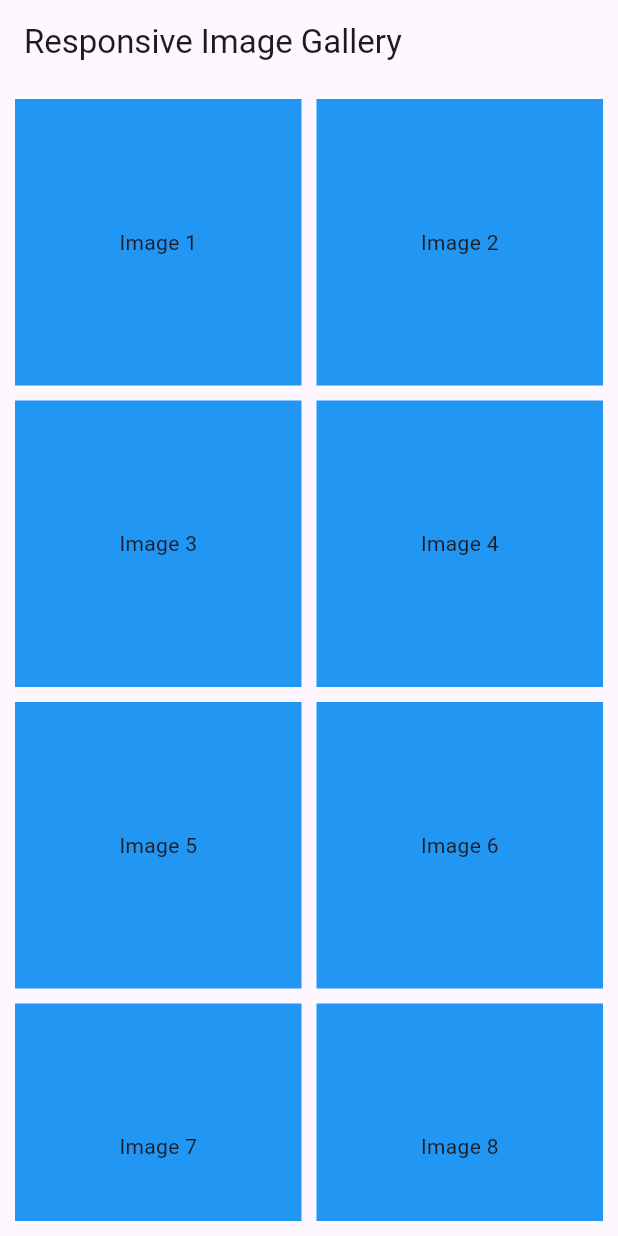
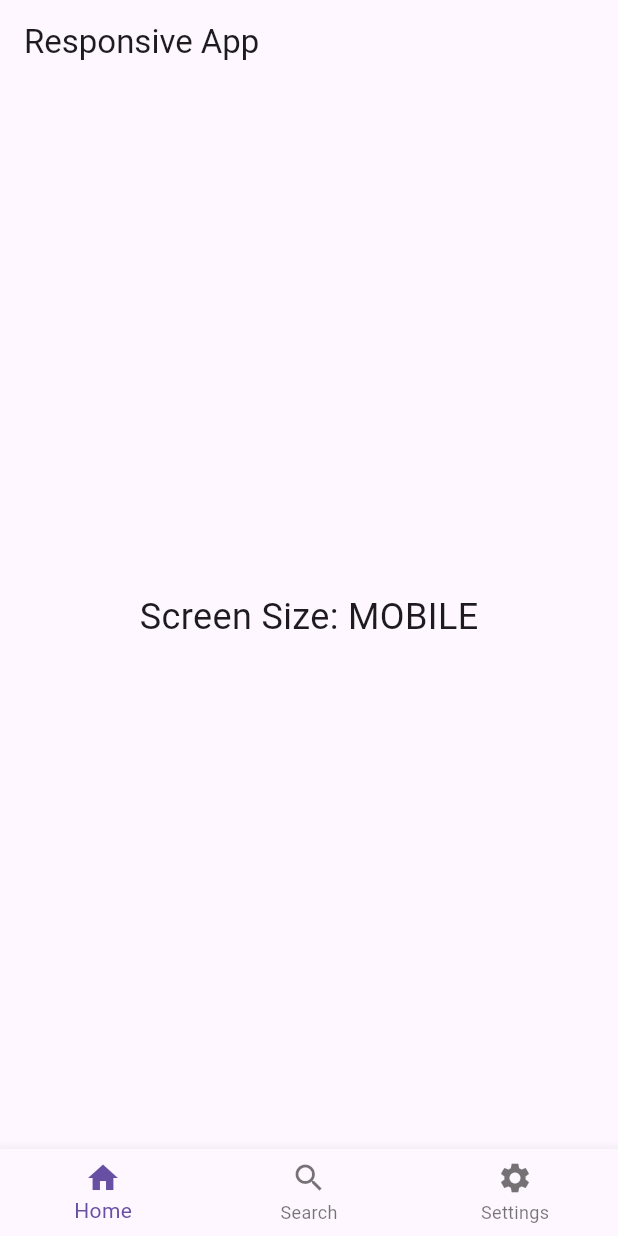
Before and after one commit to Rachit311299/responsive-framework, a Flutter app: the screen it shows after launch, on a phone screen of 412 x 824 dp. Run offline on Flutter 3.47's test engine with Material 3 defaults, Android fonts, the light colour scheme and no system bars; our stand-ins replace responsive_framework.

Commit message:
Revert "Feature/layouts"

```diff
--- /dev/null
+++ b/lib/home_page.dart
@@ -0,0 +1,108 @@
+import 'package:flutter/material.dart';
+import 'package:responsive_framework/responsive_framework.dart';
+
+class HomePage extends StatefulWidget {
+  @override
+  _HomePageState createState() => _HomePageState();
+}
+
+class _HomePageState extends State<HomePage> {
+  int _selectedIndex = 0;
+
+  void _onItemTapped(int index) {
+    setState(() {
+      _selectedIndex = index;
+    });
+  }
+
+  @override
+  Widget build(BuildContext context) {
+    // Get the current breakpoint name
+    String screenSizeName = ResponsiveBreakpoints.of(context).breakpoint.name ?? 'Unknown';
+
+    // Determine whether to show the sidebar based on breakpoint
+    bool showSidebar = ResponsiveBreakpoints.of(context).largerThan(TABLET);
+
+    return Scaffold(
+      appBar: AppBar(title: Text('Responsive App')),
+      body: Row(
+        crossAxisAlignment: CrossAxisAlignment.start,
+        children: [
+          // Sidebar for larger screens
+          if (showSidebar)
+            Container(
+              width: 200,
+              child: buildSideNavigationRail(),
+            ),
+          // Main content area
+          Expanded(
+            child: Center(
+              child: Text(
+                'Screen Size: $screenSizeName',
+                style: TextStyle(fontSize: 24),
+              ),
+            ),
+          ),
+        ],
+      ),
+      // Display bottom navigation bar only on smaller screens
+      bottomNavigationBar: showSidebar ? null : buildBottomNavigationBar(),
+    );
+  }
+
+  BottomNavigationBar buildBottomNavigationBar() {
+    return BottomNavigationBar(
+      currentIndex: _selectedIndex,
+      onTap: _onItemTapped,
+      items: const [
+        BottomNavigationBarItem(icon: Icon(Icons.home), label: 'Home'),
+        BottomNavigationBarItem(icon: Icon(Icons.search), label: 'Search'),
+        BottomNavigationBarItem(icon: Icon(Icons.settings), label: 'Settings'),
+      ],
+    );
+  }
+
+  Widget buildSideNavigationRail() {
+    return Padding(
+      padding: EdgeInsets.zero,
+      child: Align(
+        alignment: Alignment.centerLeft,
+        child: Column(
+          mainAxisAlignment: MainAxisAlignment.start,
+          children: [
+            buildSidebarButton(Icons.home, 'Home', 0),
+            buildSidebarButton(Icons.search, 'Search', 1),
+            buildSidebarButton(Icons.settings, 'Settings', 2),
+          ],
+        ),
+      ),
+    );
+  }
+
+  Widget buildSidebarButton(IconData icon, String label, int index) {
+    final Color selectedColor = Theme.of(context).primaryColor;
+    final Color unselectedColor = Colors.grey;
+
+    return Container(
+      alignment: Alignment.centerLeft,
+      child: TextButton.icon(
+        onPressed: () => _onItemTapped(index),
+        icon: Icon(
+          icon,
+          color: _selectedIndex == index ? selectedColor : unselectedColor,
+        ),
+        label: Text(
+          label,
+          style: TextStyle(
+            color: _selectedIndex == index ? selectedColor : unselectedColor,
+          ),
+        ),
+        style: TextButton.styleFrom(
+          padding: EdgeInsets.symmetric(vertical: 16, horizontal: 24),
+          alignment: Alignment.centerLeft,
+          minimumSize: Size(200, 50),
+        ),
+      ),
+    );
+  }
+}
--- a/lib/main.dart
+++ b/lib/main.dart
@@ -1,60 +1,25 @@
 import 'package:flutter/material.dart';
+import 'package:responsive_framework/responsive_framework.dart';
+import 'home_page.dart';
 
 void main() {
-  runApp(const GalleryApp());
+  runApp(MyResponsiveApp());
 }
 
-class GalleryApp extends StatelessWidget {
-  const GalleryApp({super.key});
-
+class MyResponsiveApp extends StatelessWidget {
   @override
   Widget build(BuildContext context) {
     return MaterialApp(
-      title: 'Responsive Gallery',
-      home: Scaffold(
-        appBar: AppBar(title: const Text("Responsive Image Gallery")),
-        body: const Padding(
-          padding: EdgeInsets.only(left: 10, top: 10, bottom: 10, right: 10),
-          child: ResponsiveImageGrid(),
-        ),
+      builder: (context, widget) => ResponsiveBreakpoints.builder(
+        child: widget!,
+        breakpoints: [
+          const Breakpoint(start: 0, end: 450, name: MOBILE),
+          const Breakpoint(start: 451, end: 800, name: TABLET),
+          const Breakpoint(start: 801, end: 1920, name: DESKTOP),
+          const Breakpoint(start: 1921, end: double.infinity, name: '4K'),
+        ],
       ),
+      home: HomePage(),
     );
   }
 }
-
-class ResponsiveImageGrid extends StatelessWidget {
-  const ResponsiveImageGrid({super.key});
-
-  @override
-  Widget build(BuildContext context) {
-    return LayoutBuilder(
-      builder: (context, constraints) {
-        int columns;
-        if (constraints.maxWidth < 600) {
-          columns = 2;
-        } else if (constraints.maxWidth < 1000) {
-          columns = 3;
-        } else {
-          columns = 4;
-        }
-
-        return GridView.builder(
-          gridDelegate: SliverGridDelegateWithFixedCrossAxisCount(
-            crossAxisCount: columns,
-            crossAxisSpacing: 10,
-            mainAxisSpacing: 10,
-          ),
-          itemCount: 20,
-          itemBuilder: (context, index) {
-            return Container(
-              color: Colors.blue,
-              child: Center(
-                child: Text('Image ${index + 1}'),
-              ),
-            );
-          },
-        );
-      },
-    );
-  }
-}
```
Also changed, not shown: 1 other file.
